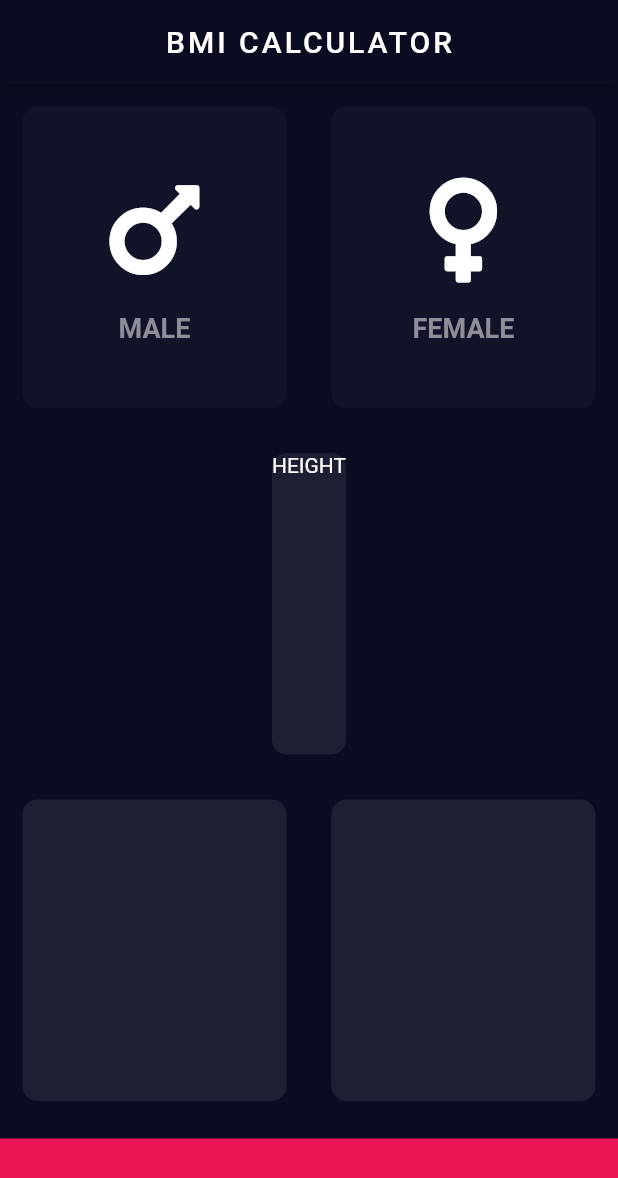
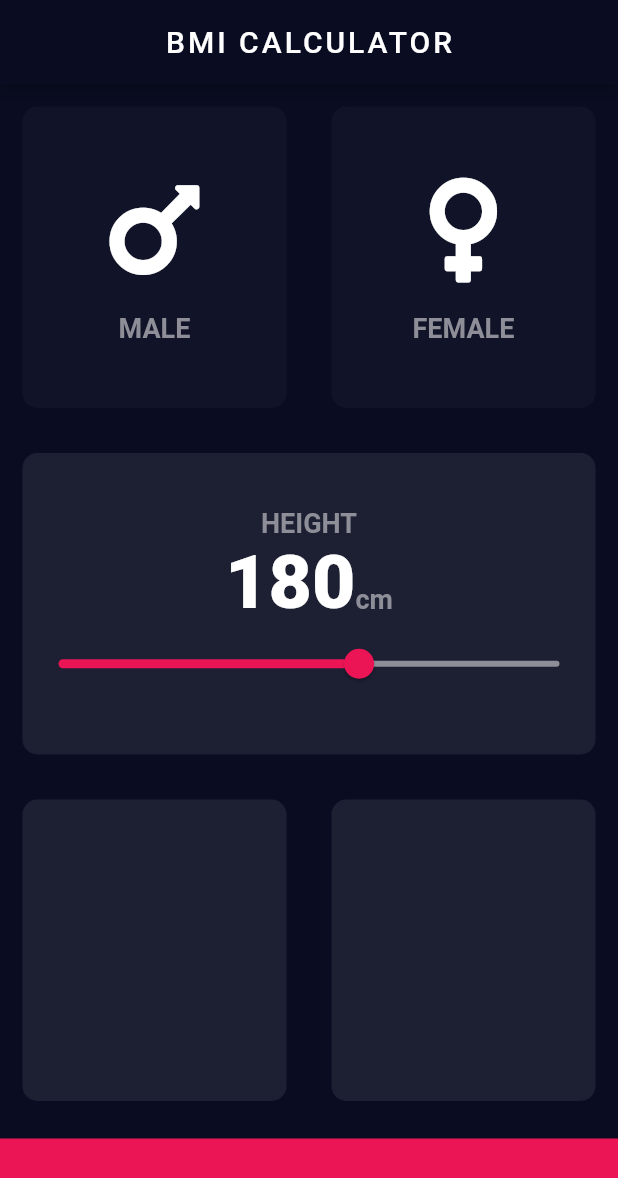
Before and after one commit to chauhan2b/bmi_calculator, a Flutter app: the screen it shows after launch, on a phone screen of 412 x 824 dp. Shown: the top 1178 px of the screen. Run offline on Flutter 3.47's test engine with Material 2 defaults, Android fonts, the phone set to English and light mode, and no system bars; our stand-ins replace font_awesome_flutter.

Commit message:
added height and slider

```diff
--- a/lib/constants.dart
+++ b/lib/constants.dart
@@ -4,11 +4,15 @@ const kActiveCardColor = Color(0xFF1D1F33);
 const kInactiveCardColor = Color(0xFF111328);
 const kBottomContainerColor = Color(0xFFEB1555);
 const kBottomContainerHeight = 65.0;
+const kIconColor = Colors.white;
 
-const kGenderTextStyle = TextStyle(
+const kLabelTextStyle = TextStyle(
   fontSize: 18.0,
   color: Color(0xFF8D8E98),
   fontWeight: FontWeight.bold,
 );
 
-const kIconColor = Colors.white;
+const kNumberTextStyle = TextStyle(
+  fontSize: 50.0,
+  fontWeight: FontWeight.w900,
+);
--- a/lib/icon_content.dart
+++ b/lib/icon_content.dart
@@ -23,7 +23,7 @@ class IconContent extends StatelessWidget {
         ),
         Text(
           gender,
-          style: kGenderTextStyle,
+          style: kLabelTextStyle,
         )
       ],
     );
--- a/lib/input_page.dart
+++ b/lib/input_page.dart
@@ -14,6 +14,7 @@ class InputPage extends StatefulWidget {
 
 class _InputPageState extends State<InputPage> {
   Gender selectedGender;
+  int height = 180;
 
   @override
   Widget build(BuildContext context) {
@@ -27,6 +28,7 @@ class _InputPageState extends State<InputPage> {
       ),
       body: SafeArea(
         child: Column(
+          crossAxisAlignment: CrossAxisAlignment.stretch,
           children: [
             Expanded(
               child: Row(
@@ -70,8 +72,39 @@ class _InputPageState extends State<InputPage> {
               child: ReusableCard(
                 colour: kActiveCardColor,
                 cardChild: Column(
+                  mainAxisAlignment: MainAxisAlignment.center,
                   children: [
-                    Text('HEIGHT'),
+                    Text(
+                      'HEIGHT',
+                      style: kLabelTextStyle,
+                    ),
+                    Row(
+                      mainAxisAlignment: MainAxisAlignment.center,
+                      crossAxisAlignment: CrossAxisAlignment.baseline,
+                      textBaseline: TextBaseline.alphabetic,
+                      children: [
+                        Text(
+                          height.toString(),
+                          style: kNumberTextStyle,
+                        ),
+                        Text(
+                          'cm',
+                          style: kLabelTextStyle,
+                        ),
+                      ],
+                    ),
+                    Slider(
+                      value: height.toDouble(),
+                      min: 120.0,
+                      max: 220.0,
+                      activeColor: Color(0xFFEB1555),
+                      inactiveColor: Color(0xFF8D8E98),
+                      onChanged: (double newValue) {
+                        setState(() {
+                          height = newValue.round();
+                        });
+                      },
+                    ),
                   ],
                 ),
               ),
```
